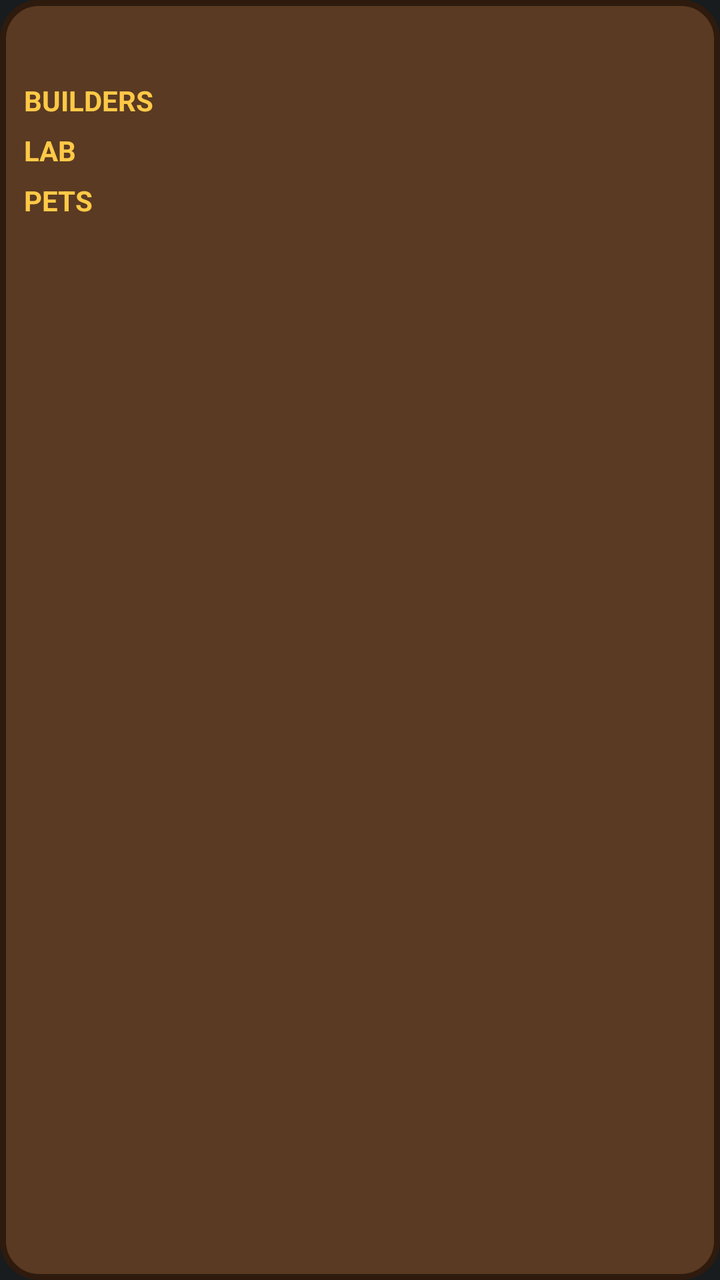
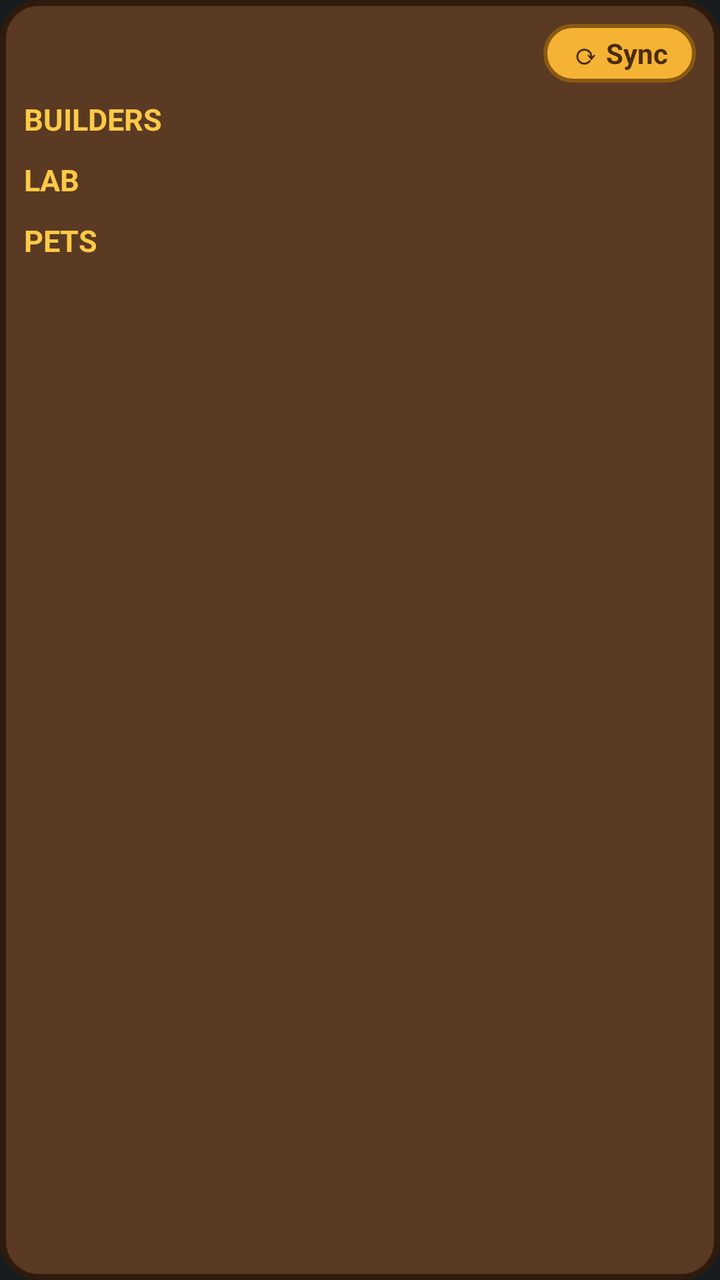

An Android layout rendered at two revisions. The XML below is the earlier revision; the diff shows what the commit changed to produce the second picture.
<!-- AndroidManifest.xml: application theme android:Theme.DeviceDefault -->
<!-- res/layout/widget.xml -->
<?xml version="1.0" encoding="utf-8"?>
<LinearLayout xmlns:android="http://schemas.android.com/apk/res/android"
    android:id="@+id/root" android:layout_width="match_parent" android:layout_height="match_parent"
    android:orientation="vertical" android:padding="12dp" android:background="@drawable/bg">
    <TextView android:id="@+id/title" android:layout_width="match_parent" android:layout_height="wrap_content"
        android:textColor="#FFFFFF" android:textSize="17sp" android:textStyle="bold"/>
    <TextView android:id="@+id/h1" android:layout_width="wrap_content" android:layout_height="wrap_content"
        android:text="BUILDERS" android:textColor="#FFC947" android:textStyle="bold" android:layout_marginTop="6dp"/>
    <LinearLayout android:id="@+id/builders" android:layout_width="match_parent" android:layout_height="wrap_content" android:orientation="vertical"/>
    <TextView android:id="@+id/h2" android:layout_width="wrap_content" android:layout_height="wrap_content"
        android:text="LAB" android:textColor="#FFC947" android:textStyle="bold" android:layout_marginTop="6dp"/>
    <LinearLayout android:id="@+id/lab" android:layout_width="match_parent" android:layout_height="wrap_content" android:orientation="vertical"/>
    <TextView android:id="@+id/h3" android:layout_width="wrap_content" android:layout_height="wrap_content"
        android:text="PETS" android:textColor="#FFC947" android:textStyle="bold" android:layout_marginTop="6dp"/>
    <LinearLayout android:id="@+id/pets" android:layout_width="match_parent" android:layout_height="wrap_content" android:orientation="vertical"/>
    <TextView android:id="@+id/footer" android:layout_width="match_parent" android:layout_height="wrap_content"
        android:textColor="#F2A24B" android:textSize="12sp" android:textStyle="bold" android:layout_marginTop="8dp"/>
</LinearLayout>
<!-- resources referenced by this layout -->
<resources>
  <!-- drawable bg (drawable) -->
  <?xml version="1.0" encoding="utf-8"?>
  <shape xmlns:android="http://schemas.android.com/apk/res/android">
      <solid android:color="#5A3A22"/><stroke android:width="3dp" android:color="#2E1B0E"/><corners android:radius="18dp"/>
  </shape>
</resources>

<!-- the commit's change to res/layout/widget.xml (unified diff, before → after) -->
@@ -2,17 +2,22 @@
 <LinearLayout xmlns:android="http://schemas.android.com/apk/res/android"
     android:id="@+id/root" android:layout_width="match_parent" android:layout_height="match_parent"
     android:orientation="vertical" android:padding="12dp" android:background="@drawable/bg">
-    <TextView android:id="@+id/title" android:layout_width="match_parent" android:layout_height="wrap_content"
-        android:textColor="#FFFFFF" android:textSize="17sp" android:textStyle="bold"/>
+    <LinearLayout android:layout_width="match_parent" android:layout_height="wrap_content" android:orientation="horizontal" android:gravity="center_vertical">
+        <TextView android:id="@+id/title" android:layout_width="0dp" android:layout_weight="1" android:layout_height="wrap_content"
+            android:textColor="#FFFFFF" android:textSize="18sp" android:textStyle="bold" android:shadowColor="#000000" android:shadowRadius="3"/>
+        <TextView android:id="@+id/sync" android:layout_width="wrap_content" android:layout_height="wrap_content"
+            android:text="⟳ Sync" android:textColor="#4A2C08" android:textStyle="bold" android:textSize="14sp"
+            android:paddingLeft="14dp" android:paddingRight="14dp" android:paddingTop="5dp" android:paddingBottom="5dp" android:background="@drawable/btn"/>
+    </LinearLayout>
     <TextView android:id="@+id/h1" android:layout_width="wrap_content" android:layout_height="wrap_content"
-        android:text="BUILDERS" android:textColor="#FFC947" android:textStyle="bold" android:layout_marginTop="6dp"/>
+        android:text="BUILDERS" android:textColor="#FFC947" android:textStyle="bold" android:textSize="15sp" android:layout_marginTop="8dp"/>
     <LinearLayout android:id="@+id/builders" android:layout_width="match_parent" android:layout_height="wrap_content" android:orientation="vertical"/>
     <TextView android:id="@+id/h2" android:layout_width="wrap_content" android:layout_height="wrap_content"
-        android:text="LAB" android:textColor="#FFC947" android:textStyle="bold" android:layout_marginTop="6dp"/>
+        android:text="LAB" android:textColor="#FFC947" android:textStyle="bold" android:textSize="15sp" android:layout_marginTop="10dp"/>
     <LinearLayout android:id="@+id/lab" android:layout_width="match_parent" android:layout_height="wrap_content" android:orientation="vertical"/>
     <TextView android:id="@+id/h3" android:layout_width="wrap_content" android:layout_height="wrap_content"
-        android:text="PETS" android:textColor="#FFC947" android:textStyle="bold" android:layout_marginTop="6dp"/>
+        android:text="PETS" android:textColor="#FFC947" android:textStyle="bold" android:textSize="15sp" android:layout_marginTop="10dp"/>
     <LinearLayout android:id="@+id/pets" android:layout_width="match_parent" android:layout_height="wrap_content" android:orientation="vertical"/>
     <TextView android:id="@+id/footer" android:layout_width="match_parent" android:layout_height="wrap_content"
-        android:textColor="#F2A24B" android:textSize="12sp" android:textStyle="bold" android:layout_marginTop="8dp"/>
+        android:textColor="#F2A24B" android:textSize="12sp" android:textStyle="bold" android:layout_marginTop="10dp"/>
 </LinearLayout>
<!-- resource entries referenced after the edit -->
@@ -5,5 +5,10 @@
   <shape xmlns:android="http://schemas.android.com/apk/res/android">
       <solid android:color="#5A3A22"/><stroke android:width="3dp" android:color="#2E1B0E"/><corners android:radius="18dp"/>
   </shape>
+  <!-- drawable btn (drawable) -->
+  <?xml version="1.0" encoding="utf-8"?>
+  <shape xmlns:android="http://schemas.android.com/apk/res/android">
+      <solid android:color="#F5B335"/><stroke android:width="2dp" android:color="#8A5A12"/><corners android:radius="14dp"/>
+  </shape>
 </resources>
 
